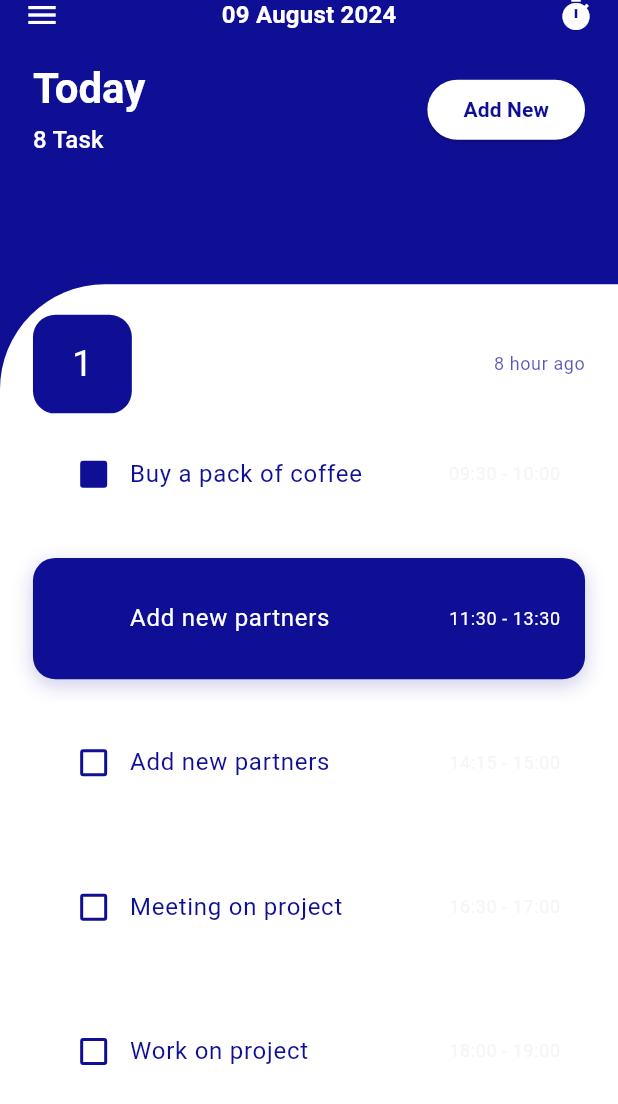
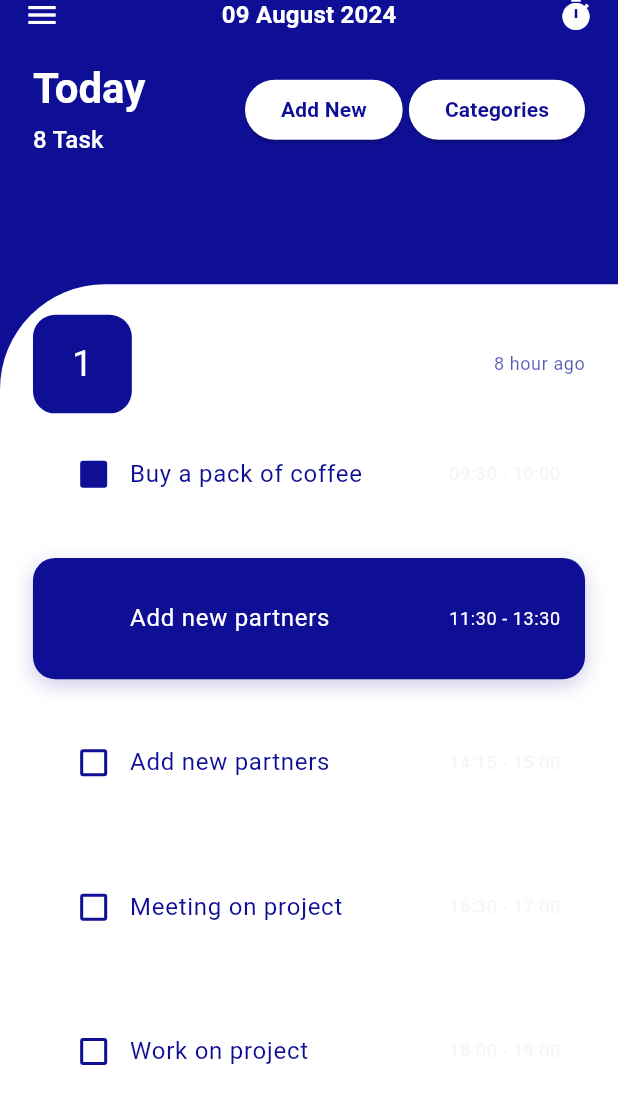
Before and after one commit to Sadiya321/todo_app2, a Flutter app: the screen it shows after launch, on a phone screen of 412 x 824 dp. Shown: the top 1104 px of the screen. Run offline on Flutter 3.47's test engine with Material 3 defaults, Android fonts, the phone set to English and light mode, and no system bars; our stand-ins replace bot_toast, flutter_screenutil, get, shared_preferences.

```diff
--- a/todo_app/lib/main.dart
+++ b/todo_app/lib/main.dart
@@ -48,7 +48,7 @@ class _MyAppState extends State<MyApp> {
           title: StringConstants.appName,
           debugShowCheckedModeBanner: false,
           theme: ThemeConst.lightThemeData,
-          home:   HomePage(title: 'Flutter Demo Home Page'),
+          home:   HomePage(),
           locale: _locale,
           builder: (context, widget) {
             widget = botToastBuilder(context, widget);
--- a/todo_app/lib/screens/home_screen.dart
+++ b/todo_app/lib/screens/home_screen.dart
@@ -3,13 +3,14 @@ import 'package:flutter_screenutil/flutter_screenutil.dart';
 
 import 'package:todo_app/custom_widgets/custom_appbar.dart';
 import 'package:todo_app/screens/add_new_screen.dart';
+import 'package:todo_app/screens/category_screen/pages/category_screen.dart';
 import 'package:todo_app/theme/theme_const.dart';
 import 'package:todo_app/widgets/app_textview.dart';
 
 class HomePage extends StatefulWidget {
-  const HomePage({super.key, required this.title});
+  const HomePage({super.key,});
 
-  final String title;
+
 
   @override
   State<HomePage> createState() => _HomePageState();
@@ -67,6 +68,8 @@ class _HomePageState extends State<HomePage> {
                             ),
                           ],
                         ),
+                        Row(
+                          children: [
                             ElevatedButton(
                               style: ElevatedButton.styleFrom(
                                 backgroundColor:
@@ -94,6 +97,43 @@ class _HomePageState extends State<HomePage> {
                                     ),
                               ),
                             ),
+                            SizedBox(width:0.01.sw),
+ ElevatedButton(
+                              style: ElevatedButton.styleFrom(
+                                backgroundColor:
+                                    Theme.of(context).colorScheme.background,
+                                shape: RoundedRectangleBorder(
+                                  borderRadius: BorderRadius.circular(60.0),
+                                ),
+                              ),
+                              onPressed: () {
+                                Navigator.of(context).push(
+                                  MaterialPageRoute(
+                                    builder: (context) =>
+                                        const CategorySelectionScreen(), // Replace with the actual dashboard screen
+                                  ),
+                                );
+                              },
+                              child: AppTextView(
+                                text: "Categories",
+                                textStyle: Theme.of(context)
+                                    .textTheme
+                                    .labelLarge!
+                                    .copyWith(
+                                      color: Theme.of(context).colorScheme.primary,
+                                      fontWeight: FontWeight.bold,
+                                    ),
+                              ),
+                            ),
+
+
+
+
+                          ],
+                        ),
+
+
+
                       ],
                     ),
                   ),
@@ -187,14 +227,17 @@ class _HomePageState extends State<HomePage> {
                             "Work on project",
                             "18:00 - 19:00",
                           ),
+
                         ],
                       ),
                     ),
+
                   ],
                 ),
               ),
             ),
           ),
+
         ],
       ),
     );
```
Also changed, not shown: todo_app/lib/screens/add_new_screen.dart (+24 -18 lines), todo_app/lib/screens/category_screen/pages/category_screen.dart (+10 -0 lines). Lines whose indentation alone changed are shown as unchanged.
